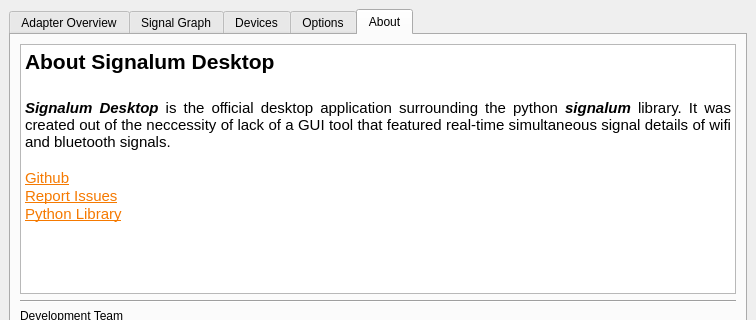
Before: the Qt Designer form src/main/ui/signalum_desktop.ui in bisohns/signalum-desktop, drawn with Qt 5; both pictures show x 0 to 756 and y 0 to 320 of the 756 by 630 pixel window.
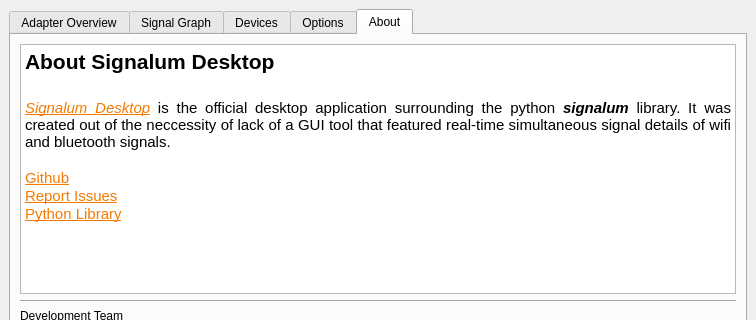
After: the same form once the commit is applied.

Commit message: Updates to README and images

```diff
--- a/src/main/ui/signalum_desktop.ui
+++ b/src/main/ui/signalum_desktop.ui
@@ -662,11 +662,11 @@
 &lt;/style&gt;&lt;/head&gt;&lt;body style=&quot; font-family:'Ubuntu'; font-size:11pt; font-weight:400; font-style:normal;&quot;&gt;
 &lt;p align=&quot;justify&quot; style=&quot; margin-top:0px; margin-bottom:0px; margin-left:0px; margin-right:0px; -qt-block-indent:0; text-indent:0px;&quot;&gt;&lt;span style=&quot; font-size:16pt; font-weight:600;&quot;&gt;About Signalum Desktop&lt;/span&gt;&lt;/p&gt;
 &lt;p align=&quot;justify&quot; style=&quot;-qt-paragraph-type:empty; margin-top:0px; margin-bottom:0px; margin-left:0px; margin-right:0px; -qt-block-indent:0; text-indent:0px; font-size:16pt; font-weight:600;&quot;&gt;&lt;br /&gt;&lt;/p&gt;
-&lt;p align=&quot;justify&quot; style=&quot; margin-top:0px; margin-bottom:0px; margin-left:0px; margin-right:0px; -qt-block-indent:0; text-indent:0px;&quot;&gt;&lt;span style=&quot; font-weight:600; font-style:italic;&quot;&gt;Signalum Desktop&lt;/span&gt; is the official desktop application surrounding the python &lt;span style=&quot; font-weight:600; font-style:italic;&quot;&gt;signalum&lt;/span&gt; library. It was created out of the neccessity of lack of a GUI tool that featured real-time simultaneous signal details of wifi and bluetooth signals.&lt;/p&gt;
+&lt;p align=&quot;justify&quot; style=&quot; margin-top:0px; margin-bottom:0px; margin-left:0px; margin-right:0px; -qt-block-indent:0; text-indent:0px;&quot;&gt;&lt;a href=&quot;https://bisoncorps.github.io/signalum-desktop/&quot;&gt;&lt;span style=&quot; font-style:italic; text-decoration: underline; color:#f57900;&quot;&gt;Signalum Desktop&lt;/span&gt;&lt;/a&gt; is the official desktop application surrounding the python &lt;span style=&quot; font-weight:600; font-style:italic;&quot;&gt;signalum&lt;/span&gt; library. It was created out of the neccessity of lack of a GUI tool that featured real-time simultaneous signal details of wifi and bluetooth signals.&lt;/p&gt;
 &lt;p align=&quot;justify&quot; style=&quot;-qt-paragraph-type:empty; margin-top:0px; margin-bottom:0px; margin-left:0px; margin-right:0px; -qt-block-indent:0; text-indent:0px;&quot;&gt;&lt;br /&gt;&lt;/p&gt;
 &lt;p align=&quot;justify&quot; style=&quot; margin-top:0px; margin-bottom:0px; margin-left:0px; margin-right:0px; -qt-block-indent:0; text-indent:0px;&quot;&gt;&lt;a href=&quot;https://github.com/bisoncorps/signalum-desktop&quot;&gt;&lt;span style=&quot; text-decoration: underline; color:#f57900;&quot;&gt;Github&lt;/span&gt;&lt;/a&gt;&lt;/p&gt;
 &lt;p align=&quot;justify&quot; style=&quot; margin-top:0px; margin-bottom:0px; margin-left:0px; margin-right:0px; -qt-block-indent:0; text-indent:0px;&quot;&gt;&lt;a href=&quot;https://github.com/bisoncorps/signalum-desktop/issues&quot;&gt;&lt;span style=&quot; text-decoration: underline; color:#f57900;&quot;&gt;Report Issues&lt;/span&gt;&lt;/a&gt;&lt;/p&gt;
-&lt;p align=&quot;justify&quot; style=&quot; margin-top:0px; margin-bottom:0px; margin-left:0px; margin-right:0px; -qt-block-indent:0; text-indent:0px;&quot;&gt;&lt;a href=&quot;https://github.com/bisoncorps/signalum&quot;&gt;&lt;span style=&quot; text-decoration: underline; color:#f57900;&quot;&gt;Python Library&lt;/span&gt;&lt;/a&gt;&lt;/p&gt;&lt;/body&gt;&lt;/html&gt;</string>
+&lt;p align=&quot;justify&quot; style=&quot; margin-top:0px; margin-bottom:0px; margin-left:0px; margin-right:0px; -qt-block-indent:0; text-indent:0px;&quot;&gt;&lt;a href=&quot;https://bisoncorps.github.io/signalum/&quot;&gt;&lt;span style=&quot; text-decoration: underline; color:#f57900;&quot;&gt;Python Library&lt;/span&gt;&lt;/a&gt;&lt;/p&gt;&lt;/body&gt;&lt;/html&gt;</string>
           </property>
          </widget>
         </item>
```
The commit also changes 2 other files.
